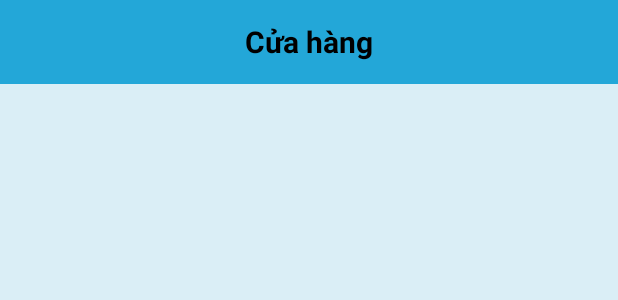
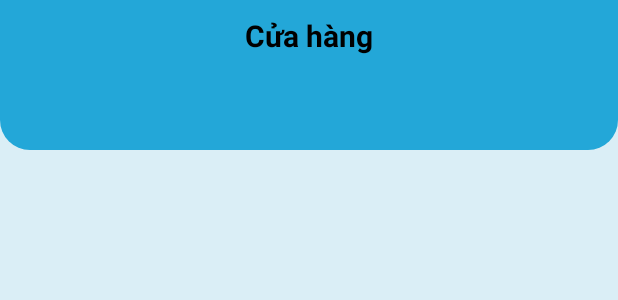
Before and after one commit to thienphuc83/AlphaCoffee, an Android app: the layout fragment_store.xml on its own in the app's theme, with its tools: preview values and no code run, on a phone screen of 412 x 824 dp. Shown: the top 300 px of the screen. Run offline under Robolectric (Android 15) with nearby library versions, the phone set to English and light mode, and no system bars.

Commit message:
Xong phần Cửa Hàng

```diff
--- /dev/null
+++ b/app/src/main/res/drawable/custom_bg_title_cuahang.xml
@@ -0,0 +1,8 @@
+<?xml version="1.0" encoding="utf-8"?>
+<shape android:shape="rectangle"
+    xmlns:android="http://schemas.android.com/apk/res/android">
+
+    <solid android:color="@color/colorTheme"/>
+    <corners android:bottomLeftRadius="20dp"
+        android:bottomRightRadius="20dp"/>
+</shape>
--- a/app/src/main/res/layout/fragment_store.xml
+++ b/app/src/main/res/layout/fragment_store.xml
@@ -1,18 +1,19 @@
 <?xml version="1.0" encoding="utf-8"?>
-<LinearLayout
+<FrameLayout
     xmlns:android="http://schemas.android.com/apk/res/android"
     android:background="@color/colorTheme4"
     android:layout_width="match_parent"
     android:orientation="vertical"
     android:layout_height="match_parent">
 
-    <RelativeLayout
-        android:gravity="center"
+    <LinearLayout
+        android:gravity="center_horizontal"
         android:layout_width="match_parent"
-        android:layout_height="?attr/actionBarSize"
-        android:background="@color/colorTheme">
+        android:layout_height="100dp"
+        android:background="@drawable/custom_bg_title_cuahang">
 
         <TextView
+            android:layout_marginTop="10dp"
             android:layout_width="wrap_content"
             android:layout_height="wrap_content"
             android:layout_centerVertical="true"
@@ -21,9 +22,10 @@
             android:textSize="20sp"
             android:textStyle="bold" />
 
-    </RelativeLayout>
+    </LinearLayout>
 
     <LinearLayout
+        android:layout_marginTop="50dp"
         android:orientation="vertical"
         android:layout_width="match_parent"
         android:layout_height="match_parent">
@@ -35,4 +37,4 @@
             android:layout_height="match_parent"
             />
     </LinearLayout>
-</LinearLayout>
+</FrameLayout>
```
